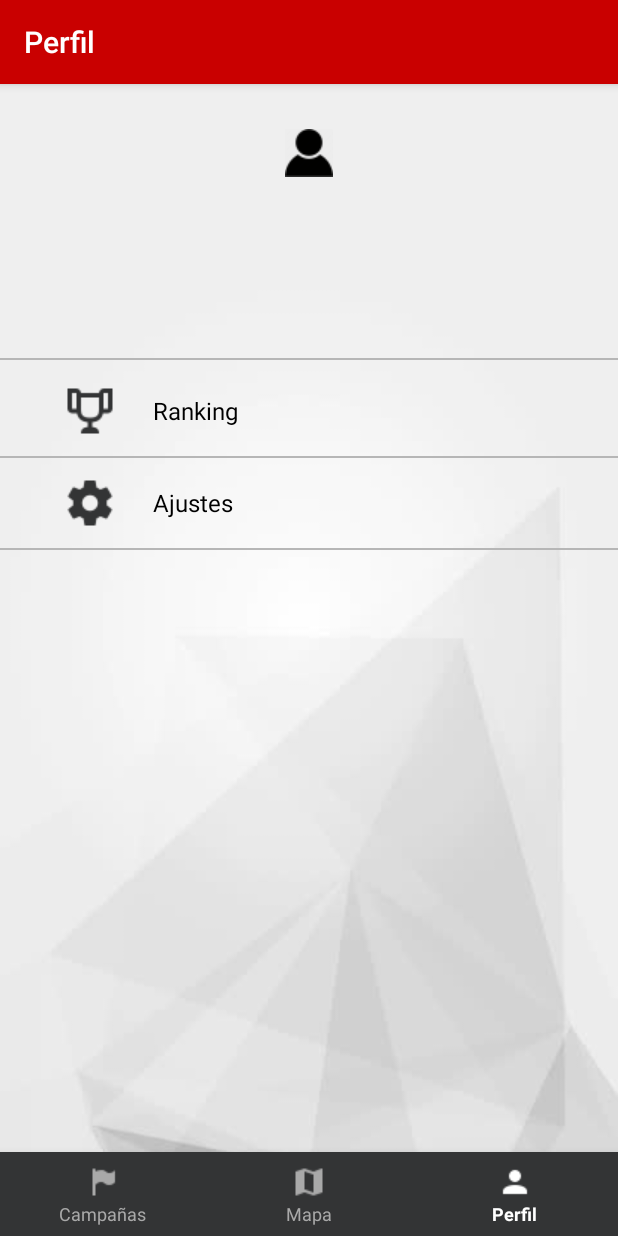
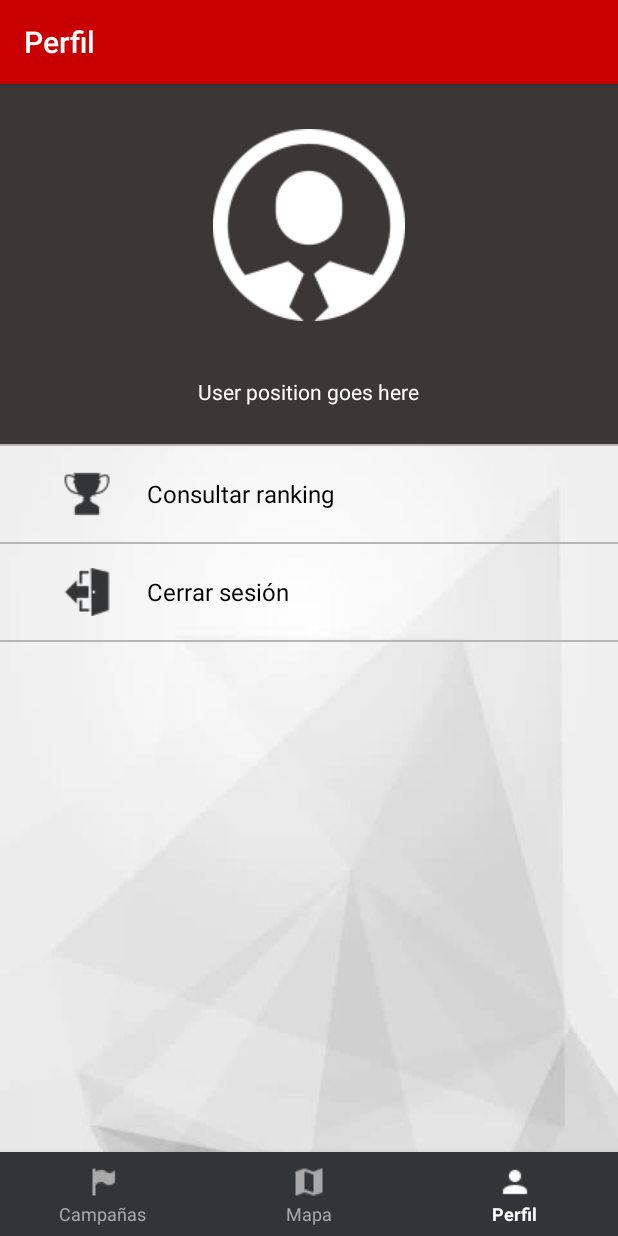
Before and after one commit to jlucea/atactic-android, an Android app: the ProfileActivity screen opened directly, with no data from a screen before it, on a phone screen of 412 x 824 dp. Run offline under Robolectric (Android 15) with nearby library versions, the phone set to English and light mode, and no system bars; 3 statements that could not run were skipped.

Commit message:
"Close session" added. Minor look and feel improvements

```diff
--- a/app/src/main/java/io/atactic/android/activity/MapActivity.java
+++ b/app/src/main/java/io/atactic/android/activity/MapActivity.java
@@ -200,13 +200,14 @@ public class MapActivity extends FragmentActivity implements OnMapReadyCallback
                     boolean drawMarker = true;
                     if (j<targets.length()-1) {
                         int nextAccId = targets.getJSONObject(j+1).getJSONObject("account").getInt("id");
+
                         if (accId != nextAccId) {
                             // Draw Marker
                             snippetText += qName;
                         } else {
                             // Don't draw marker yet: edit snippet text and continue iteration
                             drawMarker = false;
-                            snippetText += qName + "\n";
+                            snippetText += qName + ", ";
                         }
                     }
                     if (drawMarker){
--- a/app/src/main/java/io/atactic/android/activity/ProfileActivity.java
+++ b/app/src/main/java/io/atactic/android/activity/ProfileActivity.java
@@ -26,6 +26,7 @@ public class ProfileActivity extends AppCompatActivity implements View.OnClickLi
     private TextView userScoreTextView;
 
     private LinearLayout rankingWidgetBar;
+    private LinearLayout closeSessionBar;
 
     private BottomNavigationView bottomNavigationBar;
 
@@ -35,13 +36,15 @@ public class ProfileActivity extends AppCompatActivity implements View.OnClickLi
         setContentView(R.layout.activity_profile);
 
         // Store references to views
-        userPortraitImageView = (ImageView)findViewById(R.id.iv_user_portrait);
-        userNameTextView = (TextView)findViewById(R.id.tv_user_name);
-        userPositionTextView = (TextView) findViewById(R.id.tv_user_position);
-        userScoreTextView = (TextView) findViewById(R.id.tv_user_score);
+        userPortraitImageView = findViewById(R.id.iv_user_portrait);
+        userNameTextView = findViewById(R.id.tv_user_name);
+        userPositionTextView = findViewById(R.id.tv_user_position);
+        userScoreTextView = findViewById(R.id.tv_user_score);
 
-        rankingWidgetBar = (LinearLayout)findViewById(R.id.ll_ranking);
+        rankingWidgetBar = findViewById(R.id.ll_ranking);
         rankingWidgetBar.setOnClickListener(this);
+        closeSessionBar = findViewById(R.id.ll_close_session);
+        closeSessionBar.setOnClickListener(this);
 
         /*
          * Get the reference to the bottom navigation bar. Update click listener and selected item
@@ -60,6 +63,10 @@ public class ProfileActivity extends AppCompatActivity implements View.OnClickLi
         if (v.getId() == R.id.ll_ranking){
             // Toast.makeText(this, "Ranking clicked", Toast.LENGTH_SHORT).show();
             Intent i = new Intent(ProfileActivity.this, RankingActivity.class);
+            startActivity(i);
+
+        }else if (v.getId() == R.id.ll_close_session){
+            Intent i = new Intent(ProfileActivity.this, SimpleLoginActivity.class);
             startActivity(i);
         }
     }
--- a/app/src/main/res/layout/activity_profile.xml
+++ b/app/src/main/res/layout/activity_profile.xml
@@ -8,11 +8,13 @@
     android:layout_height="match_parent"
     android:orientation="vertical">
 
-
+    <!-- Header -->
     <LinearLayout
+        android:id="@+id/header_user_profile"
         android:orientation="vertical"
         android:layout_width="match_parent"
-        android:layout_height="match_parent">
+        android:layout_height="240dp"
+        android:background="@color/atactic_medium_dark_gray">
 
         <!-- Section header -->
 
@@ -22,7 +24,8 @@
             android:layout_height="wrap_content"
             android:layout_gravity="center"
             android:layout_marginTop="30dp"
-            android:src="@drawable/icon_user_32x32" />
+            android:src="@drawable/img_userpic_128"
+            android:tint="@color/White"/>
 
         <TextView
             android:id="@+id/tv_user_name"
@@ -30,6 +33,9 @@
             android:layout_height="wrap_content"
             android:layout_gravity="center"
             android:layout_marginTop="12dp"
+            android:textColor="@color/White"
+            android:text="Userame Here"
+            android:textAlignment="center"
             android:textSize="16sp"
             android:textStyle="bold"/>
 
@@ -38,22 +44,33 @@
             android:layout_width="wrap_content"
             android:layout_height="wrap_content"
             android:layout_gravity="center"
-            android:layout_marginTop="8dp" />
+            android:textColor="@color/White"
+            android:layout_marginTop="3dp"
+            android:textAlignment="center"
+            android:text="User position goes here"
+            android:textSize="14sp"/>
 
         <TextView
             android:id="@+id/tv_user_score"
             android:layout_width="wrap_content"
             android:layout_height="wrap_content"
             android:layout_gravity="center"
-            android:layout_marginTop="8dp"
             android:visibility="invisible"/>
+
+    </LinearLayout> <!-- End of header -->
+
+
+    <!-- Setting options -->
+    <LinearLayout
+        android:layout_width="match_parent"
+        android:layout_height="match_parent"
+        android:orientation="vertical"
+        android:layout_below="@id/header_user_profile">
 
         <!-- Separator -->
         <View
             android:layout_width="match_parent"
             android:layout_height="1dp"
-            android:layout_marginBottom="8dp"
-            android:layout_marginTop="32dp"
             android:background="#B6B6B6" />
 
         <!-- Bar: ranking -->
@@ -65,12 +82,12 @@
             android:clickable="true"
             android:layout_marginStart="42dp"
             android:layout_marginEnd="14dp"
-            android:layout_marginTop="8dp"
-            android:layout_marginBottom="8dp">
+            android:layout_marginTop="16dp"
+            android:layout_marginBottom="16dp">
 
             <RelativeLayout
                 android:layout_width="match_parent"
-                android:layout_height="wrap_content" >
+                android:layout_height="wrap_content">
 
                 <ImageView
                     android:id="@+id/icon_ranking"
@@ -79,7 +96,7 @@
                     android:layout_marginEnd="24dp"
                     android:layout_centerVertical="true"
                     android:tint="@color/atactic_dark_gray"
-                    android:src="@drawable/icon_trophy_36" />
+                    android:src="@drawable/icon_trophy_32" />
 
                 <TextView
                     android:id="@+id/tv_ranking"
@@ -89,7 +106,7 @@
                     android:layout_centerVertical="true"
                     android:textColor="@color/Black"
                     android:textSize="16sp"
-                    android:text="@string/title_activity_ranking" />
+                    android:text="Consultar ranking" />
 
             </RelativeLayout>
 
@@ -99,21 +116,19 @@
         <View
             android:layout_width="match_parent"
             android:layout_height="1dp"
-            android:layout_marginBottom="4dp"
-            android:layout_marginTop="4dp"
             android:background="#B6B6B6" />
-
 
         <!-- Bar: settings -->
         <LinearLayout
+            android:id="@+id/ll_close_session"
             android:layout_width="match_parent"
             android:layout_height="wrap_content"
             android:orientation="horizontal"
             android:clickable="true"
             android:layout_marginStart="42dp"
             android:layout_marginEnd="14dp"
-            android:layout_marginTop="8dp"
-            android:layout_marginBottom="8dp">
+            android:layout_marginTop="16dp"
+            android:layout_marginBottom="16dp">
 
             <RelativeLayout
                 android:layout_width="match_parent"
@@ -126,7 +141,7 @@
                     android:layout_marginEnd="24dp"
                     android:layout_centerVertical="true"
                     android:tint="@color/atactic_dark_gray"
-                    android:src="@drawable/icon_settings_36" />
+                    android:src="@drawable/icon_logout_32" />
 
                 <TextView
                     android:id="@+id/tv_settings"
@@ -136,7 +151,7 @@
                     android:layout_centerVertical="true"
                     android:textColor="@color/Black"
                     android:textSize="16sp"
-                    android:text="Ajustes" />
+                    android:text="Cerrar sesión" />
 
             </RelativeLayout>
 
@@ -146,8 +161,6 @@
         <View
             android:layout_width="match_parent"
             android:layout_height="1dp"
-            android:layout_marginBottom="4dp"
-            android:layout_marginTop="4dp"
             android:background="#B6B6B6" />
 
     </LinearLayout>
--- a/app/src/main/res/layout/activity_quest_detail.xml
+++ b/app/src/main/res/layout/activity_quest_detail.xml
@@ -25,7 +25,7 @@
             android:layout_gravity="center"
             auto:arc_finished_color="@color/atactic_brighter_red"
             auto:arc_unfinished_color="@color/Silver"
-            auto:arc_stroke_width="6dp"
+            auto:arc_stroke_width="5dp"
             auto:arc_bottom_text_size="15sp"
             auto:arc_text_color="@color/White"/>
 
--- a/app/src/main/res/layout/activity_ranking.xml
+++ b/app/src/main/res/layout/activity_ranking.xml
@@ -7,6 +7,7 @@
     android:layout_height="match_parent"
     android:orientation="vertical">
 
+    <!-- Header -->
     <LinearLayout
         android:id="@+id/layout_ranking_header"
         android:layout_width="match_parent"
@@ -61,10 +62,10 @@
             <ImageView
                 android:layout_width="wrap_content"
                 android:layout_height="wrap_content"
-                android:layout_marginTop="24dp"
+                android:layout_marginTop="16dp"
                 android:layout_centerHorizontal="true"
                 android:src="@drawable/icon_award_64"
-                android:tint="@color/White"/>
+                android:tint="@color/White" />
 
         </RelativeLayout>
 
@@ -108,6 +109,7 @@
 
     </LinearLayout>
 
+    <!-- Back image button -->
     <FrameLayout
         android:layout_width="wrap_content"
         android:layout_height="wrap_content">
@@ -121,7 +123,6 @@
             android:layout_margin="24dp"
             android:visibility="visible"
             />
-
     </FrameLayout>
 
     <FrameLayout
--- a/app/src/main/res/layout/list_item_quest.xml
+++ b/app/src/main/res/layout/list_item_quest.xml
@@ -30,11 +30,11 @@
             android:layout_marginStart="18dp"
             android:layout_width="92dp"
             android:layout_height="92dp"
-            auto:arc_finished_color="@color/atactic_space_cadet_blue"
+            auto:arc_finished_color="@color/atactic_brighter_red"
             auto:arc_unfinished_color="@color/atactic_silver"
-            auto:arc_stroke_width="6dp"
-            auto:arc_bottom_text_size="12sp"
-            auto:arc_text_color="@color/atactic_space_cadet_blue"/>
+            auto:arc_stroke_width="5dp"
+            auto:arc_bottom_text_size="13sp"
+            auto:arc_text_color="@color/atactic_medium_dark_gray"/>
 
         <LinearLayout
             android:layout_width="match_parent"
```
Also changed, not shown: app/src/main/res/drawable/icon_logout_32.png (added), app/src/main/res/drawable/icon_trophy_32.png (added), app/src/main/res/drawable/img_medal_128.png (added), app/src/main/res/drawable/img_userpic_128.png (added).
